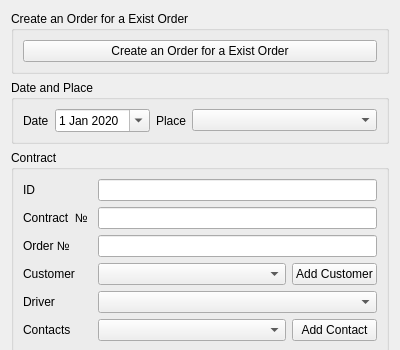
Old version of the form CONVEYANCE_Q/Modules/Orders/theorderform.ui in the repository Sakton/CONVEYANCE_Q; both pictures show x 0 to 400 and y 0 to 350 of the 400 by 738 pixel window.
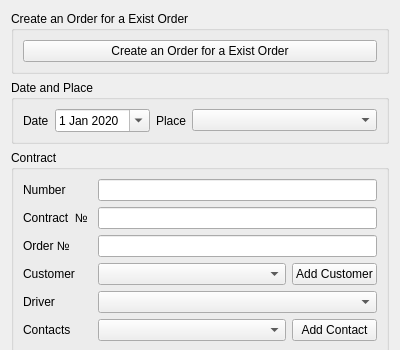
New version of the form.

Diff of the .ui file:
```diff
--- a/CONVEYANCE_Q/Modules/Orders/theorderform.ui
+++ b/CONVEYANCE_Q/Modules/Orders/theorderform.ui
@@ -249,7 +249,7 @@
           <item row="0" column="0">
            <widget class="QLabel" name="label_15">
             <property name="text">
-             <string>ID</string>
+             <string>Number</string>
             </property>
            </widget>
           </item>
```
Left out of the diff: 44 changed lines with no effect on the pictures.
